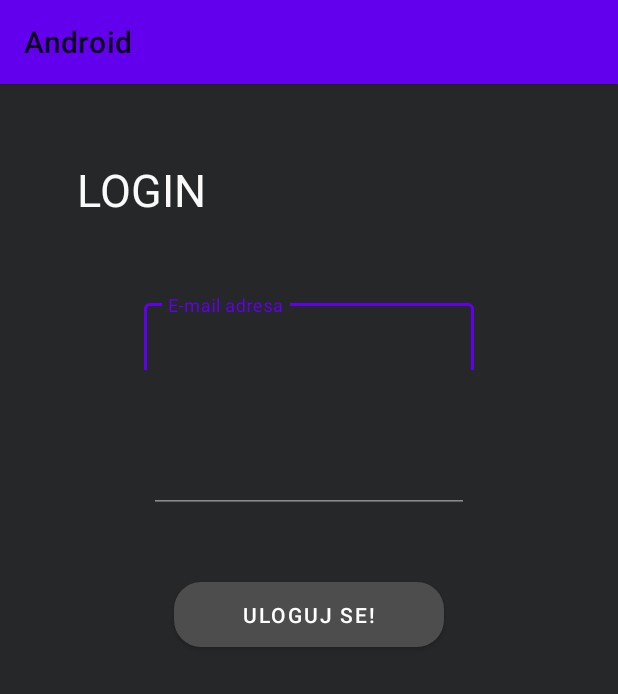
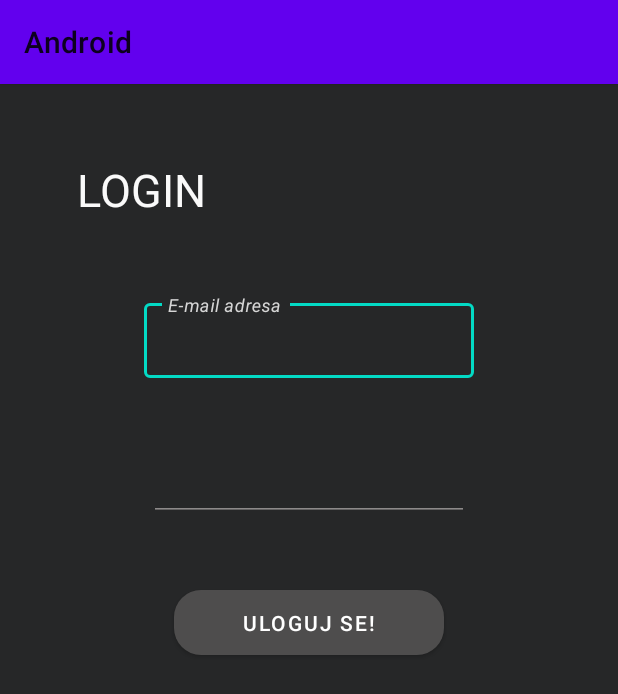
Before and after one commit to dragoslavbabic/android, an Android app: the screen it shows after launch (HelloMyActivity), on a phone screen of 412 x 824 dp. Shown: the top 694 px of the screen. Run offline under Robolectric (Android 15) with nearby library versions, the phone set to English and light mode, and no system bars.

Commit message:
Material hint text to italic

```diff
--- /dev/null
+++ b/app/src/main/res/color/text_input_outline_color.xml
@@ -0,0 +1,7 @@
+<?xml version="1.0" encoding="utf-8"?>
+<selector xmlns:android="http://schemas.android.com/apk/res/android">
+    <item android:state_enabled="true" android:color="@color/colorAccent"/>
+    <item android:state_hovered="true" android:color="@color/colorAccent"/>
+    <item android:state_focused="true" android:color="@color/colorAccent"/>
+    <item android:color="@color/colorAccent"/>
+</selector>
--- a/app/src/main/res/layout/activity_main.xml
+++ b/app/src/main/res/layout/activity_main.xml
@@ -27,35 +27,40 @@
         android:textColor="#FAFAFA"
         android:textColorHighlight="?android:attr/colorBackground"
         android:textSize="30sp"
+
         app:layout_constraintEnd_toEndOf="parent"
         app:layout_constraintStart_toStartOf="parent"
         app:layout_constraintTop_toTopOf="parent" />
 
     <com.google.android.material.textfield.TextInputLayout
         android:id="@+id/editTextTextEmailAddress"
+        style="@style/Widget.MaterialComponents.TextInputLayout.OutlinedBox"
         android:layout_width="220dp"
-        android:layout_height="50dp"
+        android:layout_height="55dp"
         android:layout_marginStart="24dp"
         android:layout_marginLeft="24dp"
         android:layout_marginTop="50dp"
         android:layout_marginEnd="24dp"
         android:layout_marginRight="24dp"
         android:ems="10"
+        android:hint="@string/textEmail"
         android:inputType="textEmailAddress"
         android:textColor="#FFFFFF"
-        android:textColorHint="#FFFFFF"
-        android:hint="@string/textEmail"
+        android:textColorHint="#7F7F7F"
         app:backgroundTint="@color/blue_gray_light"
+        app:boxBackgroundMode="outline"
+        app:boxStrokeColor="@color/text_input_outline_color"
+        app:hintTextColor="#D6D6D6"
         app:layout_constraintEnd_toEndOf="parent"
         app:layout_constraintHorizontal_bias="0.5"
         app:layout_constraintStart_toStartOf="parent"
-        app:layout_constraintTop_toBottomOf="@+id/textLogin"
-        style="@style/Widget.MaterialComponents.TextInputLayout.OutlinedBox">
+        app:layout_constraintTop_toBottomOf="@+id/textLogin">
 
         <com.google.android.material.textfield.TextInputEditText
             android:layout_width="match_parent"
             android:layout_height="50dp"
-            android:textColor="#D2CCCC" />
+            android:textColor="#D2CCCC"
+            android:textSize="18sp" />
     </com.google.android.material.textfield.TextInputLayout>
 
     <EditText
--- a/app/src/main/res/values/colors.xml
+++ b/app/src/main/res/values/colors.xml
@@ -5,4 +5,5 @@
     <color name="colorAccent">#03DAC5</color>
     <color name="text_color">#1E5683</color>
     <color name="blue_gray_light">#8D8A8A</color>
+
 </resources>
--- a/app/src/main/res/values/strings.xml
+++ b/app/src/main/res/values/strings.xml
@@ -1,7 +1,7 @@
 <resources>
     <string name="app_name">Android</string>
     <string name="welcome_text">Hello my!</string>
-    <string name="textEmail">E-mail adresa</string>
+    <string name="textEmail"><i>E-mail adresa</i></string>
     <string name="txtLogin">LOGIN</string>
     <string name="btnText">Uloguj se!</string>
     <string name="textPocetna">Evidencija vožnje</string>
--- a/app/src/main/res/values/styles.xml
+++ b/app/src/main/res/values/styles.xml
@@ -6,5 +6,9 @@
         <item name="colorPrimaryDark">@color/colorPrimaryDark</item>
         <item name="colorAccent">@color/colorAccent</item>
     </style>
+    <style name="editTextTextEmailAddress" parent="Widget.MaterialComponents.TextInputLayout.OutlinedBox">
+        <item name="boxStrokeColor">@color/text_input_outline_color</item>
+    </style>
+
 
 </resources>
```
